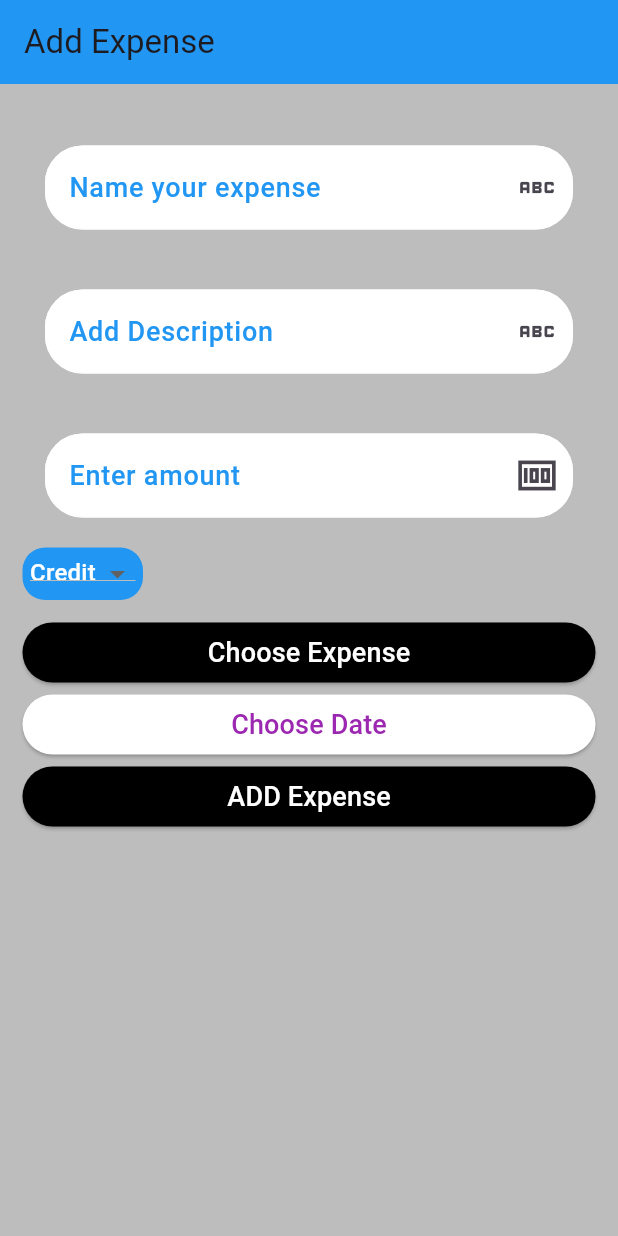
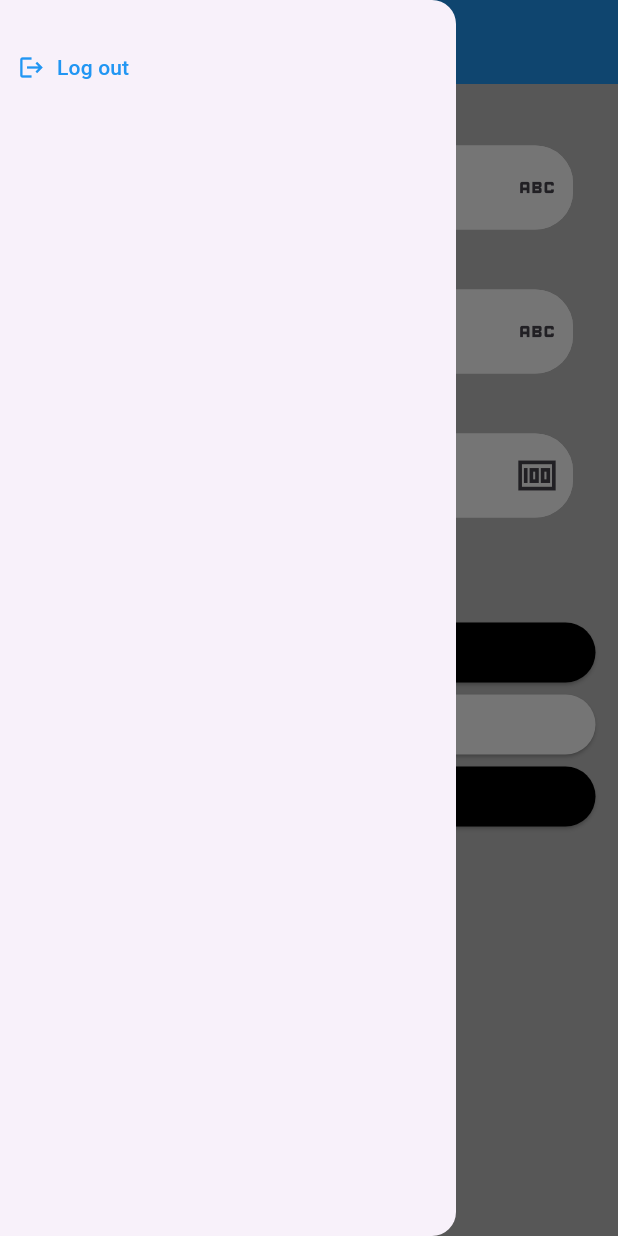
Before and after one commit to raunak2909/expense_173_16_12_2023, a Flutter app: the HomeScreen screen opened directly, with the side drawer open (before the commit the screen has no drawer), on a phone screen of 412 x 824 dp. Run offline on Flutter 3.47's test engine with Material 3 defaults, Android fonts, the phone set to English and light mode, and no system bars; our stand-ins replace animated_text_kit, google_fonts, shared_preferences, sqflite; accounts and stored records are empty.

Commit message:
Some Modifications

```diff
--- a/lib/Constants/text_field.dart
+++ b/lib/Constants/text_field.dart
@@ -1,20 +1,24 @@
 import 'package:flutter/material.dart';
+import 'package:flutter/services.dart';
 
 class CstmTextField extends StatelessWidget {
   const CstmTextField({
     super.key,
     required this.label,
     required this.iconData,
+    this.keyboardType = TextInputType.text,
   });
 
   final String label;
   final IconData iconData;
+  final TextInputType keyboardType;
 
   @override
   Widget build(BuildContext context) {
     return Padding(
       padding: const EdgeInsets.symmetric(horizontal: 30, vertical: 20),
       child: TextFormField(
+        keyboardType: keyboardType,
         decoration: InputDecoration(
           filled: true,
           fillColor: Colors.white,
--- a/lib/Screens/home_screen.dart
+++ b/lib/Screens/home_screen.dart
@@ -1,8 +1,10 @@
 import 'package:flutter/material.dart';
 import 'package:intl/intl.dart';
+import 'package:shared_preferences/shared_preferences.dart';
 import 'package:wscube_expense_app/AppConstant/image_path.dart';
 import 'package:wscube_expense_app/Constants/elevated_button.dart';
 import 'package:wscube_expense_app/Constants/text_field.dart';
+import 'package:wscube_expense_app/Screens/login_screen.dart';
 
 class HomeScreen extends StatefulWidget {
   const HomeScreen({super.key});
@@ -38,6 +40,32 @@ class _HomeScreenState extends State<HomeScreen> {
         title: const Text("Add Expense"),
         backgroundColor: Colors.blue,
       ),
+      drawer: Drawer(
+        child: SafeArea(
+          child: Column(
+            crossAxisAlignment: CrossAxisAlignment.start,
+            children: [
+              const SizedBox(height: 21),
+              TextButton.icon(
+                onPressed: () async {
+                  Navigator.pushReplacement(context,
+                      MaterialPageRoute(builder: (ctx) => LoginScreen()));
+                  var prefs = await SharedPreferences.getInstance();
+                  prefs.setBool(LoginScreen.LOGIN_PREFS_KEY, false);
+                },
+                icon: const Icon(
+                  Icons.logout,
+                  color: Colors.blue,
+                ),
+                label: const Text(
+                  "Log out",
+                  style: TextStyle(color: Colors.blue),
+                ),
+              )
+            ],
+          ),
+        ),
+      ),
       body: SingleChildScrollView(
         child: Column(
           crossAxisAlignment: CrossAxisAlignment.start,
@@ -54,6 +82,7 @@ class _HomeScreenState extends State<HomeScreen> {
             const CstmTextField(
               label: "Enter amount",
               iconData: Icons.money_sharp,
+              keyboardType: TextInputType.number,
             ),
             Padding(
               padding: const EdgeInsets.only(left: 15, right: 15),
--- a/lib/Screens/login_screen.dart
+++ b/lib/Screens/login_screen.dart
@@ -4,7 +4,7 @@ import 'package:google_fonts/google_fonts.dart';
 import 'package:shared_preferences/shared_preferences.dart';
 import 'package:wscube_expense_app/Screens/signup_screen.dart';
 
-import '../Constants/text_field_login.dart';
+import '../Constants/login_text_field.dart';
 import '../DataBase/app_db.dart';
 import 'home_screen.dart';
 
--- a/lib/Screens/signup_screen.dart
+++ b/lib/Screens/signup_screen.dart
@@ -1,7 +1,7 @@
 import 'package:animated_text_kit/animated_text_kit.dart';
 import 'package:flutter/material.dart';
 import 'package:google_fonts/google_fonts.dart';
-import '../Constants/text_field_login.dart';
+import '../Constants/login_text_field.dart';
 import '../DataBase/app_db.dart';
 import '../Model/user_model.dart';
 import 'login_screen.dart';
```
Also changed, not shown: lib/Constants/login_text_field.dart (renamed from lib/Constants/text_field_login.dart).
